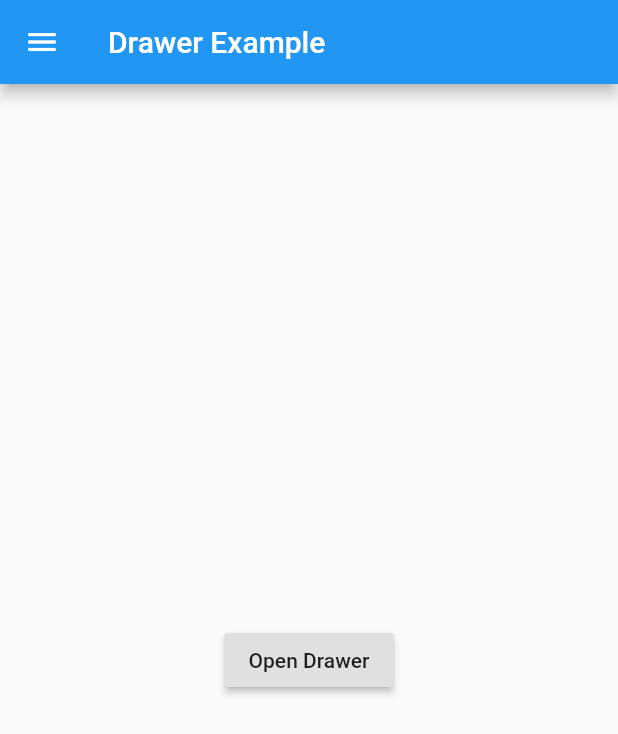
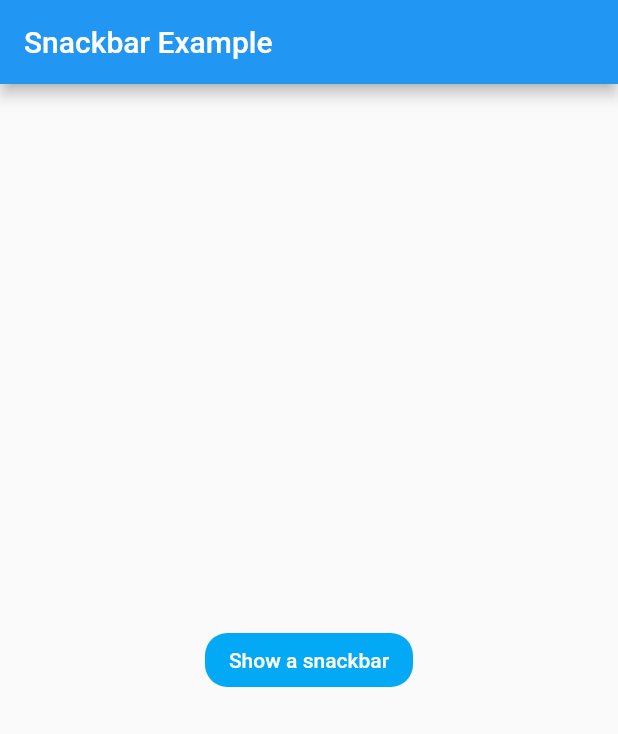
Before and after one commit to Izudinalqasam/flutterWidgetOfWeek, a Flutter app: the screen it shows after launch, on a phone screen of 412 x 824 dp. Shown: the top 734 px of the screen. Run offline on Flutter 3.47's test engine with Material 2 defaults, Android fonts, the phone set to English and light mode, and no system bars; our stand-ins replace cached_network_image, dotted_border.

Commit message:
add snackbar

```diff
--- /dev/null
+++ b/lib/SnackBar/SnackBarWidget.dart
@@ -0,0 +1,34 @@
+import 'package:flutter/material.dart';
+
+class SnackBarWidget extends StatelessWidget {
+  @override
+  Widget build(BuildContext context) {
+    return Scaffold(
+      appBar: AppBar(
+        title: Text("Snackbar Example"),
+      ),
+      body: Builder(
+          builder: (context) => Center(
+                child: FlatButton(
+                  shape: RoundedRectangleBorder(borderRadius: BorderRadius.circular(15)),
+                    color: Colors.lightBlue,
+                    textColor: Colors.white,
+                    onPressed: () {
+                      Scaffold.of(context).showSnackBar(myCustomSnackBar());
+                    },
+                    child: Text("Show a snackbar")),
+              )),
+    );
+  }
+
+  Widget myCustomSnackBar() => SnackBar(
+          content: Row(
+        children: <Widget>[
+          Icon(Icons.thumb_up),
+          SizedBox(
+            width: 10,
+          ),
+          Expanded(child: Text("Hello Flutter"))
+        ],
+      ));
+}
--- a/lib/main.dart
+++ b/lib/main.dart
@@ -60,6 +60,7 @@ import 'package:flutter_widget_week/SelectableText/SelectableTextWidget.dart';
 import 'package:flutter_widget_week/SizedBox/SizedBoxWidget.dart';
 import 'package:flutter_widget_week/SliverAppBar/SliverAppBarWidget.dart';
 import 'package:flutter_widget_week/SliverAppBar/SliverAppBarWidget2.dart';
+import 'package:flutter_widget_week/SnackBar/SnackBarWidget.dart';
 import 'package:flutter_widget_week/Spacer/SpacerWidget.dart';
 import 'package:flutter_widget_week/Stack/StackWidget1.dart';
 import 'package:flutter_widget_week/Stack/StackWidget2.dart';
@@ -85,7 +86,7 @@ class MyApp extends StatelessWidget {
     return ColorModelContainer(
       child: MaterialApp(
         title: 'Flutter Demo',
-        home: DrawerWidget(),
+        home: SnackBarWidget(),
       ),
     );
   }
```
